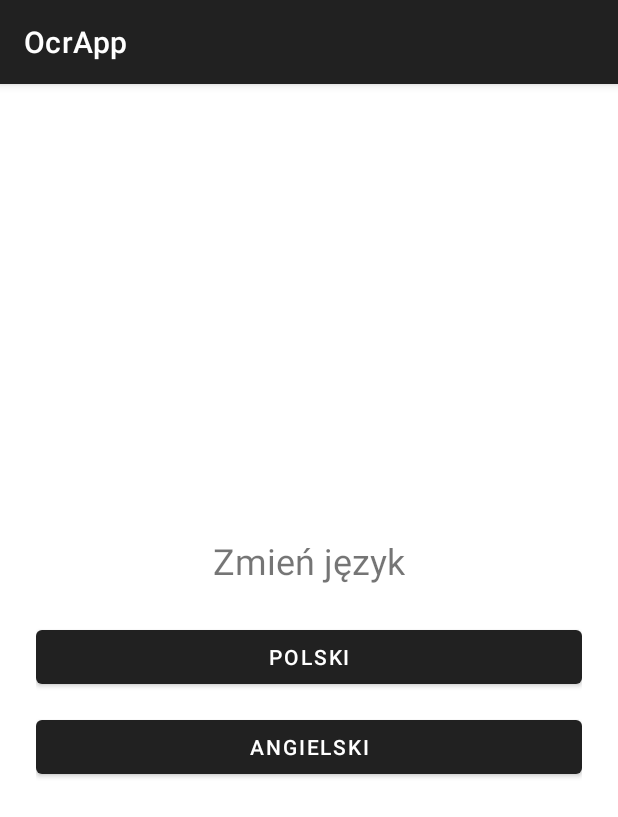
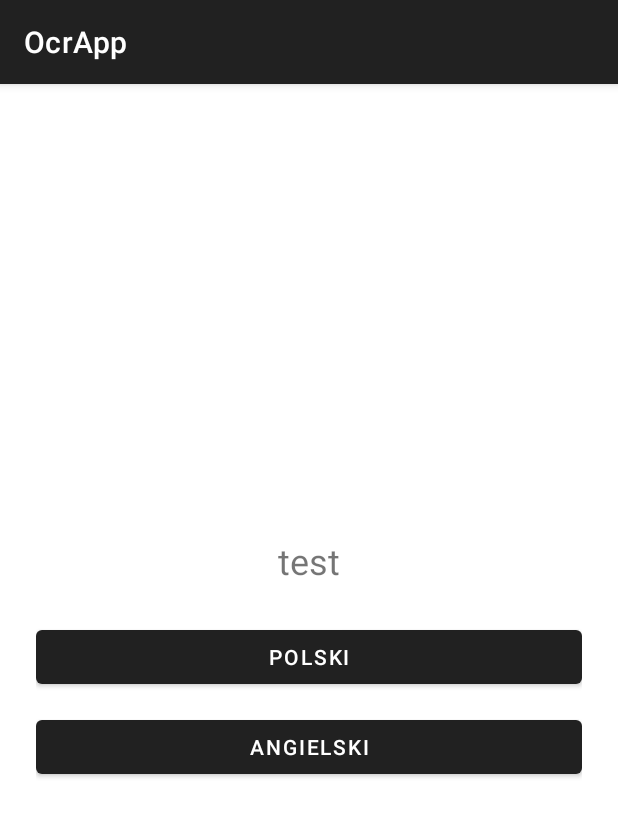
Before and after one commit to Jo3i/Komunikacja-cz-komp, an Android app: the LanguageActivity screen opened directly, with no data from a screen before it, on a phone screen of 412 x 824 dp. Shown: the top 817 px of the screen. Run offline under Robolectric (Android 15) with nearby library versions, the phone set to English and light mode, and no system bars.

Commit message:
Merge remote-tracking branch 'origin/master'

```diff
--- a/app/src/main/res/layout/activity_language.xml
+++ b/app/src/main/res/layout/activity_language.xml
@@ -10,7 +10,7 @@
     <TextView
         android:layout_width="wrap_content"
         android:layout_height="wrap_content"
-        android:text="@string/change_language"
+        android:text="test"
         android:textSize="24sp"
         android:layout_marginBottom="24dp" />
 
```
